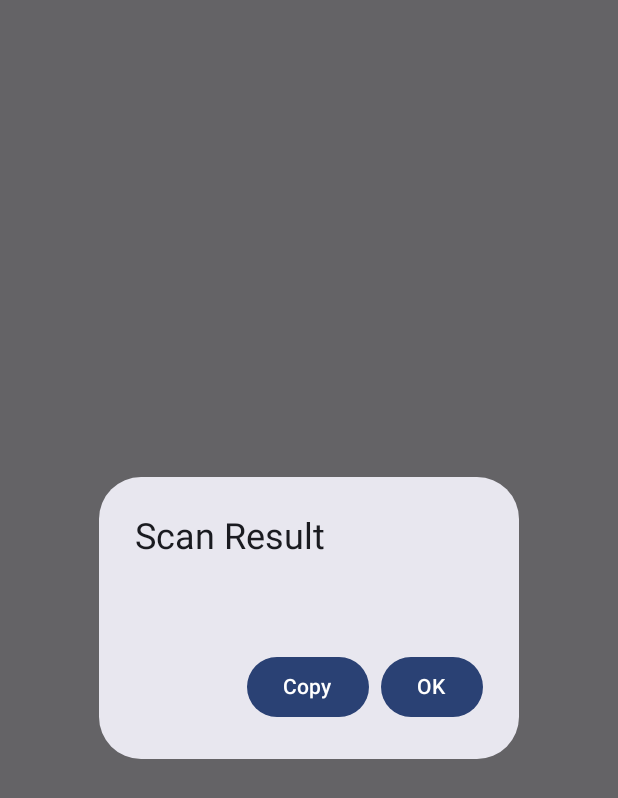
After one commit to dontkeep/QRZenIO, an Android app built with Jetpack Compose: the composable AlertShowResult called with empty values, on a phone screen of 412 x 824 dp. The commit adds this screen. Shown: the top 798 px of the screen. Run offline under Robolectric (Android 15) with nearby library versions, the phone set to English and light mode, and no system bars; 4 statements that could not run were skipped.

Commit message:
Added Alert Dialog after scanning and copy result function
ToDo:
Make the UI look better and add more feature if possible

```diff
--- /dev/null
+++ b/QRZen/src/main/java/com/al/qrzen/ui/AlertShowResult.kt
@@ -0,0 +1,46 @@
+package com.al.qrzen.ui
+
+import android.widget.Toast
+import androidx.compose.foundation.layout.Column
+import androidx.compose.foundation.layout.Row
+import androidx.compose.foundation.layout.Spacer
+import androidx.compose.foundation.layout.width
+import androidx.compose.material3.AlertDialog
+import androidx.compose.material3.Button
+import androidx.compose.material3.Text
+import androidx.compose.runtime.Composable
+import androidx.compose.ui.Modifier
+import androidx.compose.ui.platform.LocalClipboardManager
+import androidx.compose.ui.platform.LocalContext
+import androidx.compose.ui.text.AnnotatedString
+import androidx.compose.ui.unit.dp
+
+@Composable
+fun AlertShowResult(result: String, onDismiss: () -> Unit) {
+    val clipboardManager = LocalClipboardManager.current
+    val context = LocalContext.current
+
+    AlertDialog(
+        onDismissRequest = onDismiss,
+        title = { Text(text = "Scan Result") },
+        text = {
+            Column {
+                Text(text = result)
+            }
+        },
+        confirmButton = {
+            Row {
+                Button(onClick = {
+                    clipboardManager.setText(AnnotatedString(result))
+                    Toast.makeText(context, "Text copied", Toast.LENGTH_SHORT).show()
+                }) {
+                    Text("Copy")
+                }
+                Spacer(modifier = Modifier.width(8.dp))
+                Button(onClick = onDismiss) {
+                    Text("OK")
+                }
+            }
+        }
+    )
+}
```
Also changed, not shown: app/src/main/java/com/al/composeqrcodesampleapp/MainActivity.kt (+22 -12 lines).
